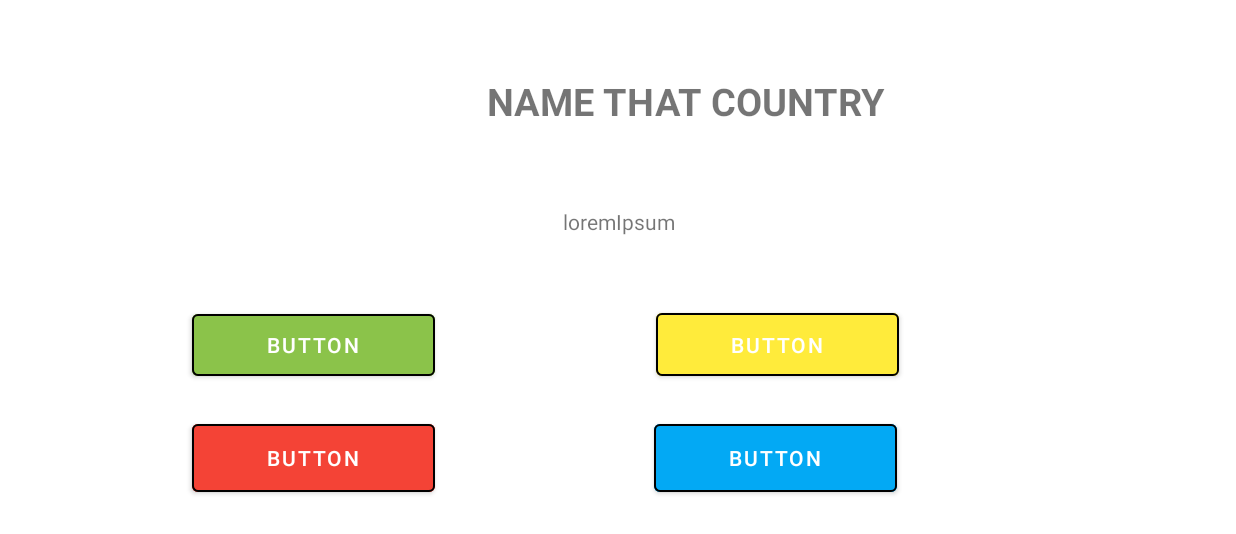
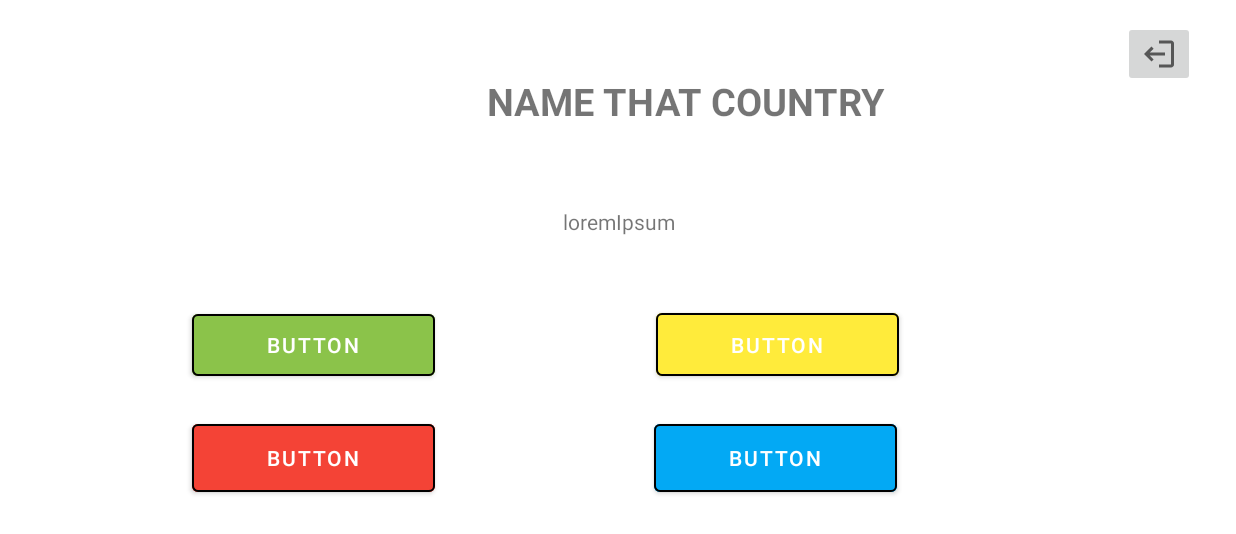
Before and after one commit to rdass23/GeoQuiz, an Android app built with Jetpack Compose: the CountryQuizActivity screen opened directly, with no data from a screen before it, on a phone screen of 824 x 412 dp (held sideways). Shown: the top 534 px of the screen. Run offline under Robolectric (Android 15) with nearby library versions, the phone set to English and light mode, and no system bars; libraries missing offline, so code that uses them is left out: com.opencsv; 14 statements that could not run were skipped.

Commit message:
Added exit button

```diff
--- /dev/null
+++ b/app/src/main/res/drawable/ic_baseline_logout_24.xml
@@ -0,0 +1,11 @@
+<vector xmlns:android="http://schemas.android.com/apk/res/android"
+    android:width="24dp"
+    android:height="24dp"
+    android:viewportWidth="24"
+    android:viewportHeight="24"
+    android:tint="?attr/colorControlNormal"
+    android:autoMirrored="true">
+  <path
+      android:fillColor="@android:color/white"
+      android:pathData="M17,7l-1.41,1.41L18.17,11H8v2h10.17l-2.58,2.58L17,17l5,-5zM4,5h8V3H4c-1.1,0 -2,0.9 -2,2v14c0,1.1 0.9,2 2,2h8v-2H4V5z"/>
+</vector>
--- a/app/src/main/res/layout/activity_country_quiz.xml
+++ b/app/src/main/res/layout/activity_country_quiz.xml
@@ -2,6 +2,7 @@
 <androidx.constraintlayout.widget.ConstraintLayout xmlns:android="http://schemas.android.com/apk/res/android"
     xmlns:app="http://schemas.android.com/apk/res-auto"
     xmlns:tools="http://schemas.android.com/tools"
+    android:id="@+id/exitButton"
     android:layout_width="match_parent"
     android:layout_height="match_parent"
     tools:context=".CountryQuizActivity">
@@ -43,9 +44,9 @@
         android:layout_marginTop="24dp"
         android:backgroundTint="#8BC34A"
         android:text="Button"
-        app:strokeWidth="1dp"
         app:layout_constraintStart_toStartOf="parent"
-        app:layout_constraintTop_toBottomOf="@+id/question" />
+        app:layout_constraintTop_toBottomOf="@+id/question"
+        app:strokeWidth="1dp" />
 
     <Button
         android:id="@+id/choiceB"
@@ -54,10 +55,10 @@
         android:layout_marginStart="147dp"
         android:layout_marginTop="23dp"
         android:backgroundTint="#FFEB3B"
-        app:strokeWidth="1dp"
         android:text="Button"
         app:layout_constraintStart_toEndOf="@+id/choiceA"
-        app:layout_constraintTop_toBottomOf="@+id/question" />
+        app:layout_constraintTop_toBottomOf="@+id/question"
+        app:strokeWidth="1dp" />
 
     <Button
         android:id="@+id/choiceD"
@@ -65,11 +66,11 @@
         android:layout_height="57dp"
         android:layout_marginStart="146dp"
         android:layout_marginTop="20dp"
-        app:strokeWidth="1dp"
         android:backgroundTint="#03A9F4"
         android:text="Button"
         app:layout_constraintStart_toEndOf="@+id/choiceC"
-        app:layout_constraintTop_toBottomOf="@+id/choiceB" />
+        app:layout_constraintTop_toBottomOf="@+id/choiceB"
+        app:strokeWidth="1dp" />
 
     <Button
         android:id="@+id/choiceC"
@@ -77,9 +78,22 @@
         android:layout_height="57dp"
         android:layout_marginStart="128dp"
         android:layout_marginTop="20dp"
-        app:strokeWidth="1dp"
         android:backgroundTint="#F44336"
         android:text="Button"
         app:layout_constraintStart_toStartOf="parent"
-        app:layout_constraintTop_toBottomOf="@+id/choiceA" />
+        app:layout_constraintTop_toBottomOf="@+id/choiceA"
+        app:strokeWidth="1dp" />
+
+    <ImageButton
+        android:id="@+id/exitButtonCountry"
+        android:layout_width="wrap_content"
+        android:layout_height="wrap_content"
+        android:layout_marginTop="14dp"
+        android:layout_marginEnd="27dp"
+        android:clickable="true"
+        android:rotation="180"
+        android:onClick="exitQuiz"
+        app:layout_constraintEnd_toEndOf="parent"
+        app:layout_constraintTop_toTopOf="parent"
+        app:srcCompat="@drawable/ic_baseline_logout_24" />
 </androidx.constraintlayout.widget.ConstraintLayout>
```
Also changed, not shown: app/src/main/java/com/example/geoquiz/CountryQuizActivity.kt (+9 -0 lines), app/src/main/java/com/example/geoquiz/FlagQuizActivity.kt (+8 -0 lines), app/src/main/res/layout/activity_flag_quiz.xml (+14 -0 lines).
